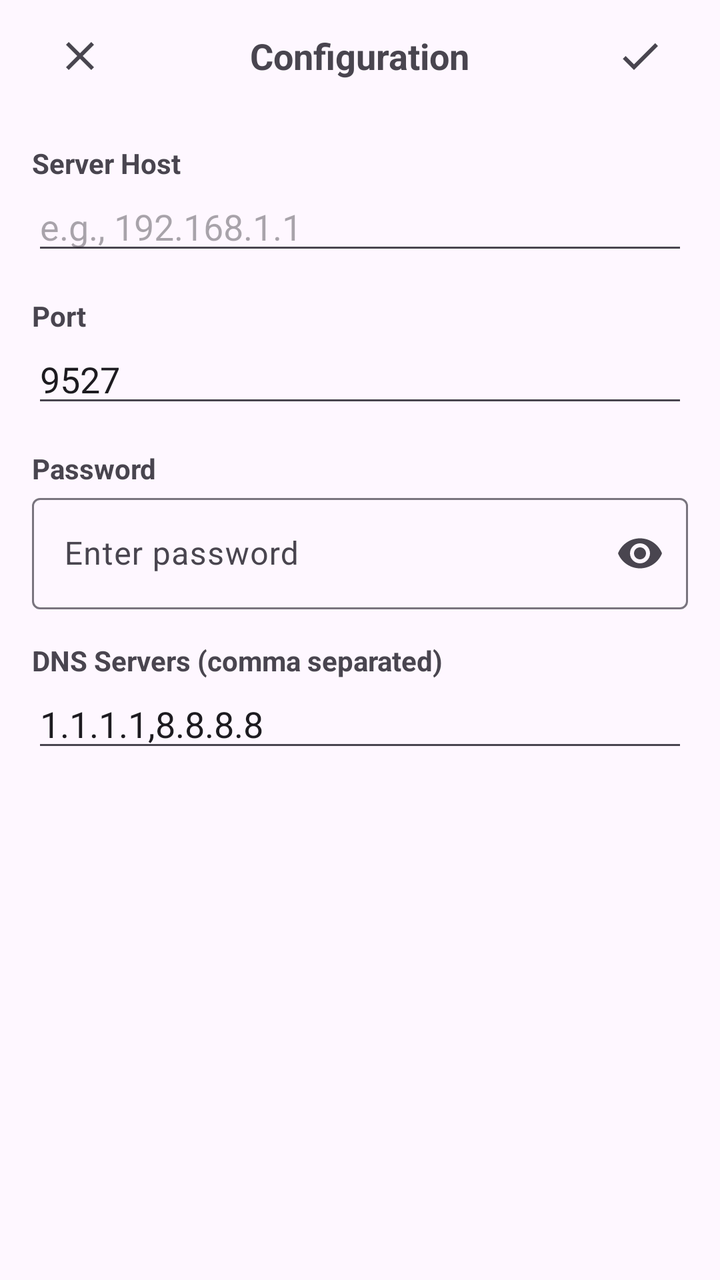
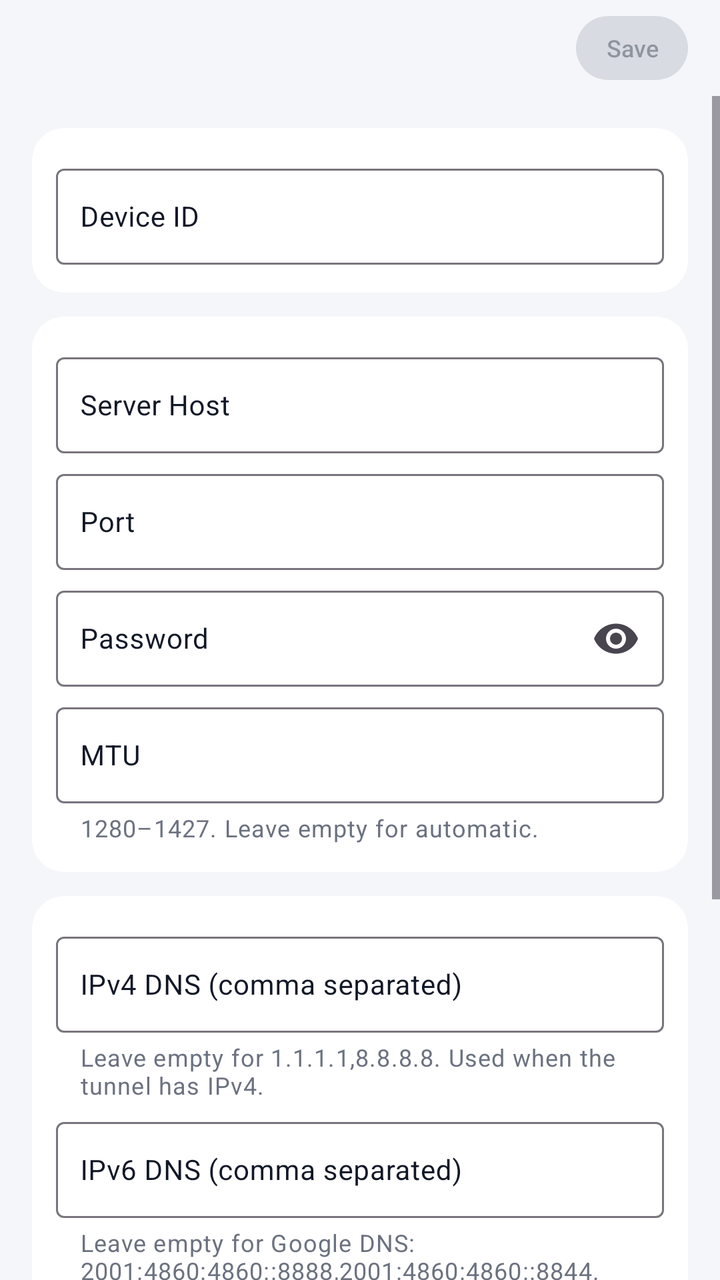

Screens rendered from an Android XML layout before and after an edit, with the pre-edit source and the edit as a unified diff.
<!-- AndroidManifest.xml: application theme Theme.Vault -->
<!-- res/layout/fragment_configure.xml -->
<?xml version="1.0" encoding="utf-8"?>
<LinearLayout xmlns:android="http://schemas.android.com/apk/res/android"
    xmlns:app="http://schemas.android.com/apk/res-auto"
    android:layout_width="match_parent"
    android:layout_height="match_parent"
    android:orientation="vertical">

    
    <RelativeLayout
        android:layout_width="match_parent"
        android:layout_height="56dp"
        android:paddingHorizontal="16dp">

        <TextView
            android:layout_width="wrap_content"
            android:layout_height="wrap_content"
            android:layout_centerInParent="true"
            android:text="@string/configure_title"
            android:textSize="18sp"
            android:textStyle="bold" />

        <ImageButton
            android:id="@+id/btnCancel"
            android:layout_width="48dp"
            android:layout_height="48dp"
            android:layout_alignParentStart="true"
            android:layout_centerVertical="true"
            android:background="?attr/selectableItemBackgroundBorderless"
            android:src="@drawable/ic_close"
            android:contentDescription="@string/cancel_description" />

        <ImageButton
            android:id="@+id/btnSave"
            android:layout_width="48dp"
            android:layout_height="48dp"
            android:layout_alignParentEnd="true"
            android:layout_centerVertical="true"
            android:background="?attr/selectableItemBackgroundBorderless"
            android:src="@drawable/ic_check"
            android:contentDescription="@string/save_description" />

    </RelativeLayout>

    <ScrollView
        android:layout_width="match_parent"
        android:layout_height="match_parent"
        android:padding="16dp">

        <LinearLayout
            android:layout_width="match_parent"
            android:layout_height="wrap_content"
            android:orientation="vertical">

            <TextView
                android:layout_width="wrap_content"
                android:layout_height="wrap_content"
                android:text="@string/server_host"
                android:textStyle="bold" />

            <EditText
                android:id="@+id/edtHost"
                android:layout_width="match_parent"
                android:layout_height="wrap_content"
                android:hint="@string/server_host_hint"
                android:inputType="text"
                android:layout_marginBottom="16dp" />

            <TextView
                android:layout_width="wrap_content"
                android:layout_height="wrap_content"
                android:text="@string/port"
                android:textStyle="bold" />

            <EditText
                android:id="@+id/edtPort"
                android:layout_width="match_parent"
                android:layout_height="wrap_content"
                android:hint="@string/port_default"
                android:inputType="number"
                android:text="@string/port_default"
                android:layout_marginBottom="16dp" />

            <TextView
                android:layout_width="wrap_content"
                android:layout_height="wrap_content"
                android:text="@string/password"
                android:textStyle="bold" />

            <com.google.android.material.textfield.TextInputLayout
                android:layout_width="match_parent"
                android:layout_height="wrap_content"
                app:endIconMode="password_toggle"
                android:layout_marginBottom="16dp">

                <com.google.android.material.textfield.TextInputEditText
                    android:id="@+id/edtPassword"
                    android:layout_width="match_parent"
                    android:layout_height="wrap_content"
                    android:hint="@string/password_hint"
                    android:inputType="textPassword" />

            </com.google.android.material.textfield.TextInputLayout>

            <TextView
                android:layout_width="wrap_content"
                android:layout_height="wrap_content"
                android:text="@string/dns_servers"
                android:textStyle="bold" />

            <EditText
                android:id="@+id/edtDns"
                android:layout_width="match_parent"
                android:layout_height="wrap_content"
                android:hint="@string/dns_default"
                android:text="@string/dns_default"
                android:layout_marginBottom="16dp" />

        </LinearLayout>

    </ScrollView>

</LinearLayout>
<!-- resources referenced by this layout -->
<resources>
  <!-- drawable ic_check (drawable) -->
  <?xml version="1.0" encoding="utf-8"?>
  <vector xmlns:android="http://schemas.android.com/apk/res/android"
      android:width="24dp"
      android:height="24dp"
      android:viewportWidth="24"
      android:viewportHeight="24"
      android:tint="?attr/colorControlNormal">
      <path
          android:fillColor="@android:color/black"
          android:pathData="M9,16.17L4.83,12l-1.42,1.41L9,19 21,7l-1.41,-1.41z" />
  </vector>
  <!-- drawable ic_close (drawable) -->
  <?xml version="1.0" encoding="utf-8"?>
  <vector xmlns:android="http://schemas.android.com/apk/res/android"
      android:width="24dp"
      android:height="24dp"
      android:viewportWidth="24"
      android:viewportHeight="24"
      android:tint="?attr/colorControlNormal">
      <path
          android:fillColor="@android:color/black"
          android:pathData="M19,6.41L17.59,5 12,10.59 6.41,5 5,6.41 10.59,12 5,17.59 6.41,19 12,13.41 17.59,19 19,17.59 13.41,12z" />
  </vector>
  <string name="cancel_description">Cancel</string>
  <string name="configure_title">Configuration</string>
  <string name="dns_default">1.1.1.1,8.8.8.8</string>
  <string name="dns_servers">DNS Servers (comma separated)</string>
  <string name="password">Password</string>
  <string name="password_hint">Enter password</string>
  <string name="port">Port</string>
  <string name="port_default">9527</string>
  <string name="save_description">Save</string>
  <string name="server_host">Server Host</string>
  <string name="server_host_hint">e.g., 192.168.1.1</string>
  <style name="Theme.Vault" parent="Theme.Material3.DayNight.NoActionBar">
          <item name="colorPrimary">@color/purple_500</item>
          <item name="colorPrimaryDark">@color/purple_700</item>
          <item name="colorAccent">@color/teal_200</item>
      </style>
  <color name="purple_500">#FF6200EE</color>
  <color name="purple_700">#FF3700B3</color>
  <color name="teal_200">#FF03DAC5</color>
</resources>

<!-- the commit's change to res/layout/fragment_configure.xml (unified diff, before → after) -->
@@ -1,122 +1,246 @@
-<?xml version="1.0" encoding="utf-8"?>
-<LinearLayout xmlns:android="http://schemas.android.com/apk/res/android"
+<?xml version="1.0" ?>
+<LinearLayout
+    xmlns:android="http://schemas.android.com/apk/res/android"
     xmlns:app="http://schemas.android.com/apk/res-auto"
     android:layout_width="match_parent"
     android:layout_height="match_parent"
     android:orientation="vertical">
-
-    
-    <RelativeLayout
+    <FrameLayout
         android:layout_width="match_parent"
-        android:layout_height="56dp"
-        android:paddingHorizontal="16dp">
-
-        <TextView
+        android:layout_height="48dp"
+        android:paddingEnd="16dp">
+        <com.google.android.material.button.MaterialButton
+            android:id="@+id/action_save"
+            style="@style/Widget.Material3.Button.TonalButton"
             android:layout_width="wrap_content"
-            android:layout_height="wrap_content"
-            android:layout_centerInParent="true"
-            android:text="@string/configure_title"
-            android:textSize="18sp"
-            android:textStyle="bold" />
-
-        <ImageButton
-            android:id="@+id/btnCancel"
-            android:layout_width="48dp"
             android:layout_height="48dp"
-            android:layout_alignParentStart="true"
-            android:layout_centerVertical="true"
-            android:background="?attr/selectableItemBackgroundBorderless"
-            android:src="@drawable/ic_close"
-            android:contentDescription="@string/cancel_description" />
-
-        <ImageButton
-            android:id="@+id/btnSave"
-            android:layout_width="48dp"
-            android:layout_height="48dp"
-            android:layout_alignParentEnd="true"
-            android:layout_centerVertical="true"
-            android:background="?attr/selectableItemBackgroundBorderless"
-            android:src="@drawable/ic_check"
-            android:contentDescription="@string/save_description" />
-
-    </RelativeLayout>
-
+            android:layout_gravity="end|center_vertical"
+            android:text="@string/save_description"
+            android:minWidth="56dp"
+            android:minHeight="48dp"
+            android:paddingHorizontal="8dp"
+            android:paddingVertical="0dp"
+            android:textSize="12sp"
+            android:letterSpacing="0"
+            android:insetTop="8dp"
+            android:insetBottom="8dp"
+            android:insetLeft="0dp"
+            android:insetRight="0dp"
+            android:enabled="false"
+            app:cornerRadius="16dp"
+            app:strokeWidth="0dp"/>
+    </FrameLayout>
     <ScrollView
         android:layout_width="match_parent"
-        android:layout_height="match_parent"
-        android:padding="16dp">
-
+        android:layout_height="0dp"
+        android:layout_weight="1"
+        android:fillViewport="true">
         <LinearLayout
             android:layout_width="match_parent"
             android:layout_height="wrap_content"
-            android:orientation="vertical">
-
+            android:orientation="vertical"
+            android:padding="16dp">
+            <com.google.android.material.card.MaterialCardView
+                android:layout_width="match_parent"
+                android:layout_height="wrap_content"
+                android:layout_marginBottom="12dp"
+                app:cardCornerRadius="16dp"
+                app:strokeWidth="0dp">
+                <LinearLayout
+                    android:layout_width="match_parent"
+                    android:layout_height="wrap_content"
+                    android:orientation="vertical"
+                    android:padding="12dp">
+                    <com.google.android.material.textfield.TextInputLayout
+                        android:layout_width="match_parent"
+                        android:layout_height="wrap_content"
+                        android:layout_marginVertical="2dp"
+                        android:hint="@string/device_id"
+                        style="@style/Widget.Vault.Configure.TextInput">
+                        <com.google.android.material.textfield.TextInputEditText
+                            android:id="@+id/edtId"
+                            android:layout_width="match_parent"
+                            android:layout_height="wrap_content"
+                            android:inputType="textNoSuggestions"
+                            android:focusable="false"
+                            android:longClickable="true"
+                            android:textIsSelectable="true"
+                            style="@style/Widget.Vault.Configure.EditText"/>
+                    </com.google.android.material.textfield.TextInputLayout>
+                </LinearLayout>
+            </com.google.android.material.card.MaterialCardView>
+            <com.google.android.material.card.MaterialCardView
+                android:layout_width="match_parent"
+                android:layout_height="wrap_content"
+                android:layout_marginBottom="12dp"
+                app:cardCornerRadius="16dp"
+                app:strokeWidth="0dp">
+                <LinearLayout
+                    android:layout_width="match_parent"
+                    android:layout_height="wrap_content"
+                    android:orientation="vertical"
+                    android:padding="12dp">
+                    <com.google.android.material.textfield.TextInputLayout
+                        android:layout_width="match_parent"
+                        android:layout_height="wrap_content"
+                        android:layout_marginVertical="2dp"
+                        android:hint="@string/server_host"
+                        style="@style/Widget.Vault.Configure.TextInput">
+                        <com.google.android.material.textfield.TextInputEditText
+                            android:id="@+id/edtHost"
+                            android:layout_width="match_parent"
+                            android:layout_height="wrap_content"
+                            android:inputType="textNoSuggestions"
+                            style="@style/Widget.Vault.Configure.EditText"/>
+                    </com.google.android.material.textfield.TextInputLayout>
+                    <com.google.android.material.textfield.TextInputLayout
+                        android:layout_width="match_parent"
+                        android:layout_height="wrap_content"
+                        android:layout_marginVertical="2dp"
+                        android:hint="@string/port"
+                        style="@style/Widget.Vault.Configure.TextInput">
+                        <com.google.android.material.textfield.TextInputEditText
+                            android:id="@+id/edtPort"
+                            android:layout_width="match_parent"
+                            android:layout_height="wrap_content"
+                            android:inputType="number"
+                            style="@style/Widget.Vault.Configure.EditText"/>
+                    </com.google.android.material.textfield.TextInputLayout>
+                    <com.google.android.material.textfield.TextInputLayout
+                        android:layout_width="match_parent"
+                        android:layout_height="wrap_content"
+                        android:layout_marginVertical="2dp"
+                        android:hint="@string/password"
+                        style="@style/Widget.Vault.Configure.TextInput"
+                        app:endIconMode="password_toggle">
+                        <com.google.android.material.textfield.TextInputEditText
+                            android:id="@+id/edtPassword"
+                            android:layout_width="match_parent"
+                            android:layout_height="wrap_content"
+                            android:inputType="textPassword"
+                            style="@style/Widget.Vault.Configure.EditText"/>
+                    </com.google.android.material.textfield.TextInputLayout>
+                    <com.google.android.material.textfield.TextInputLayout
+                        android:layout_width="match_parent"
+                        android:layout_height="wrap_content"
+                        android:layout_marginVertical="2dp"
+                        android:hint="@string/mtu"
+                        style="@style/Widget.Vault.Configure.TextInput"
+                        app:helperText="@string/mtu_help">
+                        <com.google.android.material.textfield.TextInputEditText
+                            android:id="@+id/edtMtu"
+                            android:layout_width="match_parent"
+                            android:layout_height="wrap_content"
+                            android:inputType="number"
+                            style="@style/Widget.Vault.Configure.EditText"/>
+                    </com.google.android.material.textfield.TextInputLayout>
+                </LinearLayout>
+            </com.google.android.material.card.MaterialCardView>
+            <com.google.android.material.card.MaterialCardView
+                android:layout_width="match_parent"
+                android:layout_height="wrap_content"
+                android:layout_marginBottom="12dp"
+                app:cardCornerRadius="16dp"
+                app:strokeWidth="0dp">
+                <LinearLayout
+                    android:layout_width="match_parent"
+                    android:layout_height="wrap_content"
+                    android:orientation="vertical"
+                    android:padding="12dp">
+                    <com.google.android.material.textfield.TextInputLayout
+                        android:layout_width="match_parent"
+                        android:layout_height="wrap_content"
+                        android:layout_marginVertical="2dp"
+                        android:hint="@string/dns_ipv4_servers"
+                        style="@style/Widget.Vault.Configure.TextInput"
+                        app:helperText="@string/dns_ipv4_help">
+                        <com.google.android.material.textfield.TextInputEditText
+                            android:id="@+id/edtDnsIpv4"
+                            android:layout_width="match_parent"
+                            android:layout_height="wrap_content"
+                            android:inputType="textNoSuggestions"
+                            style="@style/Widget.Vault.Configure.EditText"/>
+                    </com.google.android.material.textfield.TextInputLayout>
+                    <com.google.android.material.textfield.TextInputLayout
+                        android:layout_width="match_parent"
+                        android:layout_height="wrap_content"
+                        android:layout_marginVertical="2dp"
+                        android:hint="@string/dns_ipv6_servers"
+                        style="@style/Widget.Vault.Configure.TextInput"
+                        app:helperText="@string/dns_ipv6_help">
+                        <com.google.android.material.textfield.TextInputEditText
+                            android:id="@+id/edtDnsIpv6"
+                            android:layout_width="match_parent"
+                            android:layout_height="wrap_content"
+                            android:inputType="textNoSuggestions"
+                            style="@style/Widget.Vault.Configure.EditText"/>
+                    </com.google.android.material.textfield.TextInputLayout>
+                </LinearLayout>
+            </com.google.android.material.card.MaterialCardView>
+            <com.google.android.material.card.MaterialCardView
+                android:layout_width="match_parent"
+                android:layout_height="wrap_content"
+                android:layout_marginBottom="12dp"
+                app:cardCornerRadius="16dp"
+                app:strokeWidth="0dp">
+                <LinearLayout
+                    android:layout_width="match_parent"
+                    android:layout_height="wrap_content"
+                    android:orientation="vertical"
+                    android:padding="12dp">
+                    <com.google.android.material.textfield.TextInputLayout
+                        android:layout_width="match_parent"
+                        android:layout_height="wrap_content"
+                        android:layout_marginVertical="2dp"
+                        android:hint="@string/probe_domains"
+                        style="@style/Widget.Vault.Configure.TextInput"
+                        app:helperText="@string/probe_help">
+                        <com.google.android.material.textfield.TextInputEditText
+                            android:id="@+id/edtProbeDomains"
+                            android:layout_width="match_parent"
+                            android:layout_height="wrap_content"
+                            android:inputType="textNoSuggestions"
+                            style="@style/Widget.Vault.Configure.EditText"/>
+                    </com.google.android.material.textfield.TextInputLayout>
+                </LinearLayout>
+            </com.google.android.material.card.MaterialCardView>
+            <com.google.android.material.card.MaterialCardView
+                android:layout_width="match_parent"
+                android:layout_height="wrap_content"
+                android:layout_marginBottom="12dp"
+                app:cardCornerRadius="16dp"
+                app:strokeWidth="0dp">
+                <LinearLayout
+                    android:layout_width="match_parent"
+                    android:layout_height="wrap_content"
+                    android:orientation="horizontal"
+                    android:gravity="center_vertical"
+                    android:paddingHorizontal="12dp"
+                    android:paddingVertical="4dp">
+                    <TextView
+                        android:id="@+id/languageLabel"
+                    android:textColor="@color/configure_label"
+                        android:layout_width="0dp"
+                        android:layout_height="wrap_content"
+                        android:text="@string/language"
+                        android:paddingVertical="4dp"
+                        android:textSize="14sp"
+                        android:layout_weight="1"/>
+                    <Spinner
+                        android:id="@+id/languageSpinner"
+                        android:layout_width="wrap_content"
+                        android:layout_height="48dp"/>
+                </LinearLayout>
+            </com.google.android.material.card.MaterialCardView>
             <TextView
-                android:layout_width="wrap_content"
-                android:layout_height="wrap_content"
-                android:text="@string/server_host"
-                android:textStyle="bold" />
-
-            <EditText
-                android:id="@+id/edtHost"
-                android:layout_width="match_parent"
-                android:layout_height="wrap_content"
-                android:hint="@string/server_host_hint"
-                android:inputType="text"
-                android:layout_marginBottom="16dp" />
-
-            <TextView
-                android:layout_width="wrap_content"
-                android:layout_height="wrap_content"
-                android:text="@string/port"
-                android:textStyle="bold" />
-
-            <EditText
-                android:id="@+id/edtPort"
-                android:layout_width="match_parent"
-                android:layout_height="wrap_content"
-                android:hint="@string/port_default"
-                android:inputType="number"
-                android:text="@string/port_default"
-                android:layout_marginBottom="16dp" />
-
-            <TextView
-                android:layout_width="wrap_content"
-                android:layout_height="wrap_content"
-                android:text="@string/password"
-                android:textStyle="bold" />
-
-            <com.google.android.material.textfield.TextInputLayout
-                android:layout_width="match_parent"
-                android:layout_height="wrap_content"
-                app:endIconMode="password_toggle"
-                android:layout_marginBottom="16dp">
-
-                <com.google.android.material.textfield.TextInputEditText
-                    android:id="@+id/edtPassword"
-                    android:layout_width="match_parent"
-                    android:layout_height="wrap_content"
-                    android:hint="@string/password_hint"
-                    android:inputType="textPassword" />
-
-            </com.google.android.material.textfield.TextInputLayout>
-
-            <TextView
-                android:layout_width="wrap_content"
-                android:layout_height="wrap_content"
-                android:text="@string/dns_servers"
-                android:textStyle="bold" />
-
-            <EditText
-                android:id="@+id/edtDns"
-                android:layout_width="match_parent"
-                android:layout_height="wrap_content"
-                android:hint="@string/dns_default"
-                android:text="@string/dns_default"
-                android:layout_marginBottom="16dp" />
-
+                android:id="@+id/tvSaveStatus"
+                android:textColor="@color/configure_supporting"
+                android:accessibilityLiveRegion="polite"
+                android:layout_width="match_parent"
+                android:layout_height="wrap_content"
+                android:text="@string/save_hint"
+                android:paddingVertical="4dp"
+                android:textSize="12sp"/>
         </LinearLayout>
-
     </ScrollView>
-
 </LinearLayout>
<!-- resource entries referenced after the edit -->
@@ -1,47 +1,66 @@
 <!-- resources referenced by this layout -->
 <resources>
-  <!-- drawable ic_check (drawable) -->
-  <?xml version="1.0" encoding="utf-8"?>
-  <vector xmlns:android="http://schemas.android.com/apk/res/android"
-      android:width="24dp"
-      android:height="24dp"
-      android:viewportWidth="24"
-      android:viewportHeight="24"
-      android:tint="?attr/colorControlNormal">
-      <path
-          android:fillColor="@android:color/black"
-          android:pathData="M9,16.17L4.83,12l-1.42,1.41L9,19 21,7l-1.41,-1.41z" />
-  </vector>
-  <!-- drawable ic_close (drawable) -->
-  <?xml version="1.0" encoding="utf-8"?>
-  <vector xmlns:android="http://schemas.android.com/apk/res/android"
-      android:width="24dp"
-      android:height="24dp"
-      android:viewportWidth="24"
-      android:viewportHeight="24"
-      android:tint="?attr/colorControlNormal">
-      <path
-          android:fillColor="@android:color/black"
-          android:pathData="M19,6.41L17.59,5 12,10.59 6.41,5 5,6.41 10.59,12 5,17.59 6.41,19 12,13.41 17.59,19 19,17.59 13.41,12z" />
-  </vector>
-  <string name="cancel_description">Cancel</string>
-  <string name="configure_title">Configuration</string>
-  <string name="dns_default">1.1.1.1,8.8.8.8</string>
-  <string name="dns_servers">DNS Servers (comma separated)</string>
+  <color name="configure_label">@color/configure_body</color>
+  <color name="configure_supporting">#6B7280</color>
+  <string name="device_id">Device ID</string>
+  <string name="dns_ipv4_help">Leave empty for 1.1.1.1,8.8.8.8. Used when the tunnel has IPv4.</string>
+  <string name="dns_ipv4_servers">IPv4 DNS (comma separated)</string>
+  <string name="dns_ipv6_help">Leave empty for Google DNS: 2001:4860:4860::8888,2001:4860:4860::8844. Used when the tunnel has IPv6.</string>
+  <string name="dns_ipv6_servers">IPv6 DNS (comma separated)</string>
+  <string name="language">Language</string>
+  <string name="mtu">MTU</string>
+  <string name="mtu_help">1280–1427. Leave empty for automatic.</string>
   <string name="password">Password</string>
-  <string name="password_hint">Enter password</string>
   <string name="port">Port</string>
-  <string name="port_default">9527</string>
+  <string name="probe_domains">Probe domains</string>
+  <string name="probe_help">Domains separated by commas. Leave empty for defaults.</string>
   <string name="save_description">Save</string>
+  <string name="save_hint">Save changes before connecting.</string>
   <string name="server_host">Server Host</string>
-  <string name="server_host_hint">e.g., 192.168.1.1</string>
+  <style name="Widget.Vault.Configure.EditText" parent="Widget.Material3.TextInputEditText.OutlinedBox">
+          <item name="android:textAppearance">@style/TextAppearance.Vault.Body</item>
+          <item name="android:textColor">@color/configure_input_text</item>
+          <item name="android:textColorHint">@color/configure_placeholder</item>
+          <item name="android:minHeight">48dp</item>
+          <item name="android:paddingTop">12dp</item>
+          <item name="android:paddingBottom">12dp</item>
+          <item name="android:paddingStart">12dp</item>
+          <item name="android:paddingEnd">12dp</item>
+      </style>
+  <style name="Widget.Vault.Configure.TextInput" parent="Widget.Material3.TextInputLayout.OutlinedBox">
+          <item name="android:textColorHint">@color/configure_label_text</item>
+          <item name="hintTextColor">@color/configure_label_text</item>
+          <item name="helperTextTextColor">@color/configure_supporting</item>
+          <item name="hintTextAppearance">@style/TextAppearance.Vault.Configure.Label</item>
+          <item name="helperTextTextAppearance">@style/TextAppearance.Vault.Configure.Supporting</item>
+          <item name="errorTextAppearance">@style/TextAppearance.Vault.Configure.Supporting</item>
+          <item name="errorTextColor">?attr/colorError</item>
+      </style>
   <style name="Theme.Vault" parent="Theme.Material3.DayNight.NoActionBar">
-          <item name="colorPrimary">@color/purple_500</item>
-          <item name="colorPrimaryDark">@color/purple_700</item>
-          <item name="colorAccent">@color/teal_200</item>
+          <item name="colorPrimary">@color/vault_blue</item>
+          <item name="colorOnPrimary">@color/vault_surface</item>
+          <item name="android:colorBackground">@color/vault_background</item>
+          <item name="colorSurface">@color/vault_surface</item>
+          <item name="colorOnSurface">@color/vault_text</item>
+          <item name="android:windowLightStatusBar">?attr/isLightTheme</item>
       </style>
-  <color name="purple_500">#FF6200EE</color>
-  <color name="purple_700">#FF3700B3</color>
-  <color name="teal_200">#FF03DAC5</color>
+  <color name="configure_body">#111827</color>
+  <style name="TextAppearance.Vault.Body" parent="TextAppearance.Material3.BodyMedium">
+          <item name="android:textSize">14sp</item>
+          <item name="android:fontFamily">sans-serif</item>
+          <item name="android:textColor">@color/configure_body</item>
+      </style>
+  <color name="configure_placeholder">#9CA3AF</color>
+  <style name="TextAppearance.Vault.Configure.Label" parent="TextAppearance.Vault.Body" />
+  <style name="TextAppearance.Vault.Configure.Supporting" parent="TextAppearance.Vault.Supporting" />
+  <color name="vault_blue">#2563EB</color>
+  <color name="vault_surface">#FFFFFF</color>
+  <color name="vault_background">#F4F6FA</color>
+  <color name="vault_text">#172033</color>
+  <style name="TextAppearance.Vault.Supporting" parent="TextAppearance.Material3.BodySmall">
+          <item name="android:textSize">12sp</item>
+          <item name="android:fontFamily">sans-serif</item>
+          <item name="android:textColor">@color/configure_supporting</item>
+      </style>
 </resources>
 
